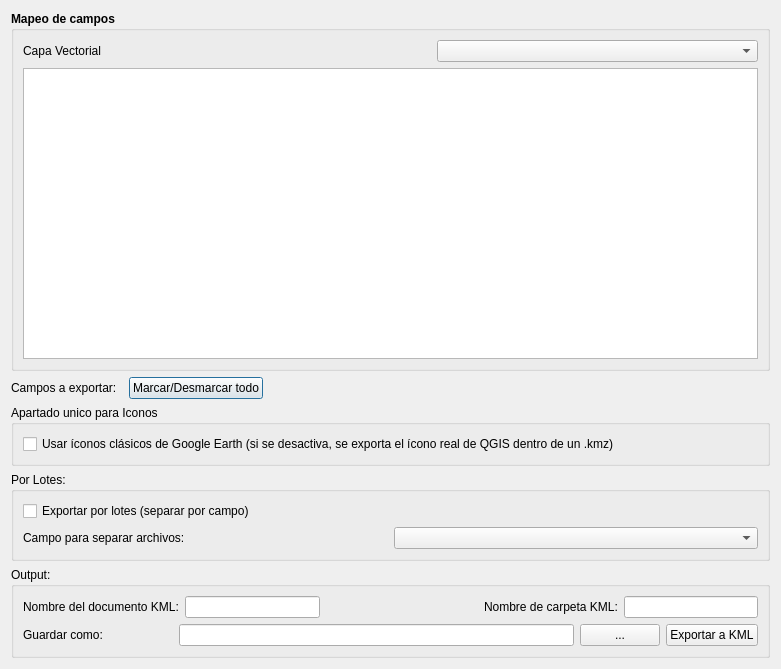
MoisesIbarraMejia/Kml-exporter, file kml_schema_exporter_dialog_base.ui: the form before one commit.
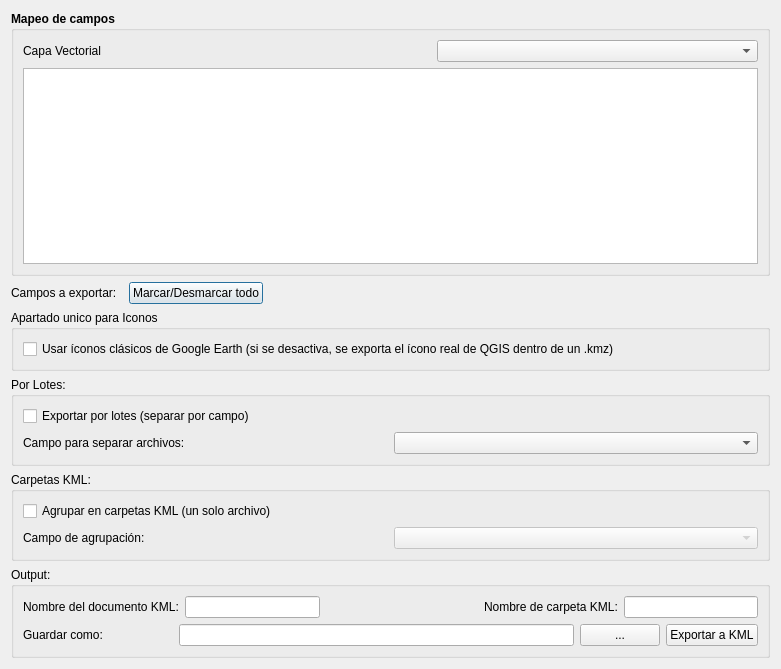
The form after the commit.

Commit message: Modifcacion: Agrupacion por carpetas dependiendo seleccion y llenado automatico de vacios a NULL

Patch:
```diff
--- a/kml_schema_exporter_dialog_base.ui
+++ b/kml_schema_exporter_dialog_base.ui
@@ -149,6 +149,40 @@
      </layout>
     </widget>
    </item>
+   <item>
+    <widget class="QGroupBox" name="groupBoxCarpetas">
+    <property name="title">
+    <string>Carpetas KML:</string>
+    </property>
+    <layout class="QVBoxLayout" name="verticalLayoutCarpetas">
+    <item>
+        <widget class="QCheckBox" name="checkBoxAgruparCarpetas">
+        <property name="text">
+        <string>Agrupar en carpetas KML (un solo archivo)</string>
+        </property>
+        </widget>
+    </item>
+    <item>
+        <layout class="QHBoxLayout" name="horizontalLayoutCarpetas">
+        <item>
+        <widget class="QLabel" name="labelCampoCarpetas">
+        <property name="text">
+            <string>Campo de agrupación: </string>
+        </property>
+        </widget>
+        </item>
+        <item>
+        <widget class="QComboBox" name="comboCampoCarpetas">
+        <property name="enabled">
+            <bool>false</bool>
+        </property>
+        </widget>
+        </item>
+        </layout>
+    </item>
+    </layout>
+    </widget>
+    </item>
    <item>
     <widget class="QGroupBox" name="groupBox_4">
      <property name="title">
```
The commit also changes 2 other files.
